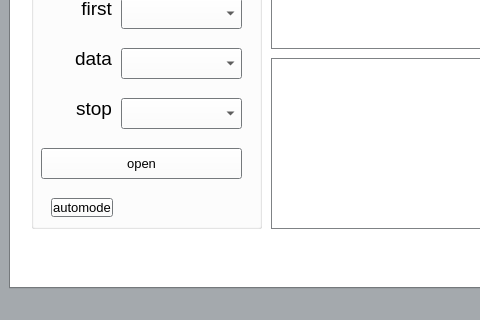
Old version of the form core/mainwindow.ui in the repository kmolLin/Pyquino; both pictures show x 0 to 480 and y 206 to 526 of the 859 by 526 pixel window.
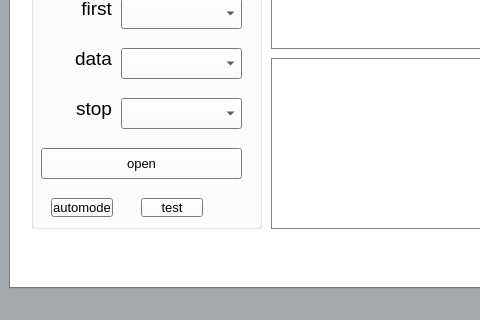
New version of the form. Icons and pictures are not drawn.

```diff
--- a/core/mainwindow.ui
+++ b/core/mainwindow.ui
@@ -751,6 +751,19 @@
           <string>automode</string>
          </property>
         </widget>
+        <widget class="QPushButton" name="test_btn">
+         <property name="geometry">
+          <rect>
+           <x>110</x>
+           <y>330</y>
+           <width>62</width>
+           <height>19</height>
+          </rect>
+         </property>
+         <property name="text">
+          <string>test</string>
+         </property>
+        </widget>
        </widget>
        <widget class="QPushButton" name="pushButtonSendData">
         <property name="geometry">
```
